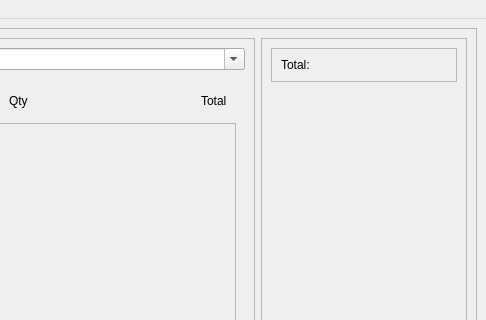
This is src/main/python/ui_designs/salewindow.ui in JacksonRye/empireresturant as Qt 5 draws it before an edit; both pictures show x 374 to 860 and y 0 to 320 of the 860 by 540 pixel window. The edited form follows.
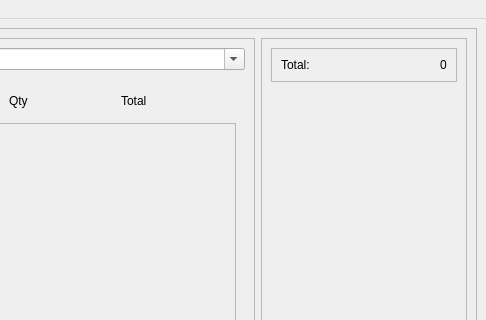
This is the edited form.

```diff
--- a/src/main/python/ui_designs/salewindow.ui
+++ b/src/main/python/ui_designs/salewindow.ui
@@ -77,7 +77,7 @@
                   </property>
                  </widget>
                 </item>
-                <item alignment="Qt::AlignRight">
+                <item alignment="Qt::AlignLeft">
                  <widget class="QLabel" name="label_5">
                   <property name="text">
                    <string>Total</string>
@@ -140,10 +140,10 @@
                </property>
               </widget>
              </item>
-             <item>
+             <item alignment="Qt::AlignRight">
               <widget class="QLabel" name="total_label">
                <property name="text">
-                <string/>
+                <string>0</string>
                </property>
               </widget>
              </item>
```
Left out of the diff: 2 changed lines with no effect on the pictures.
